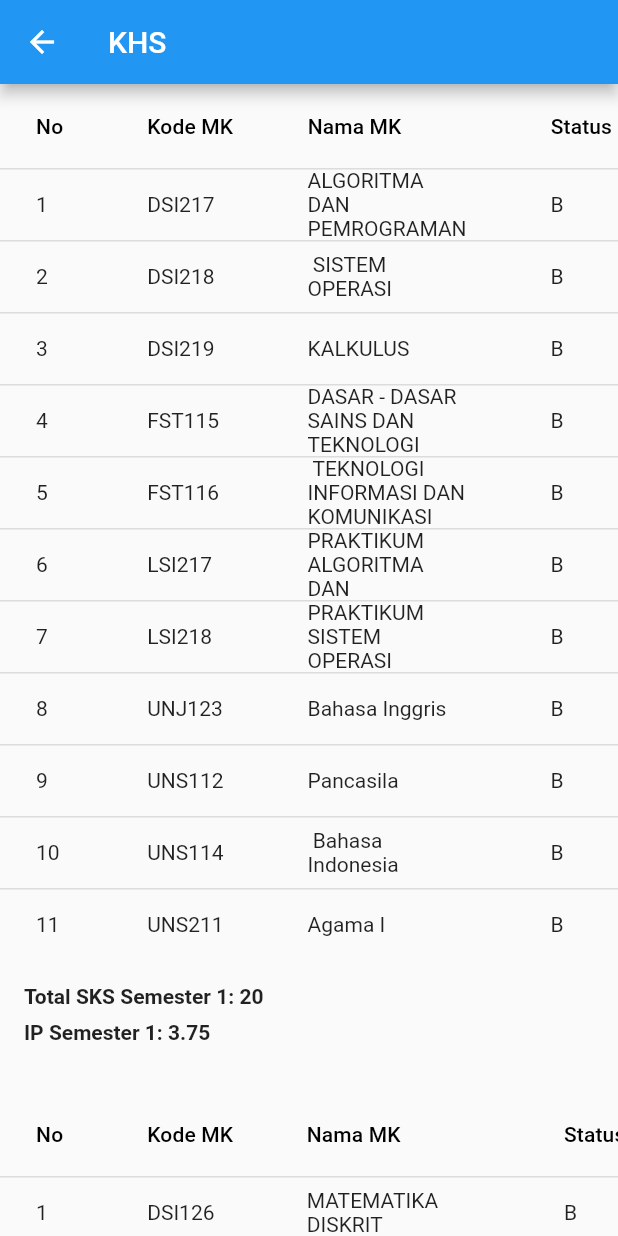
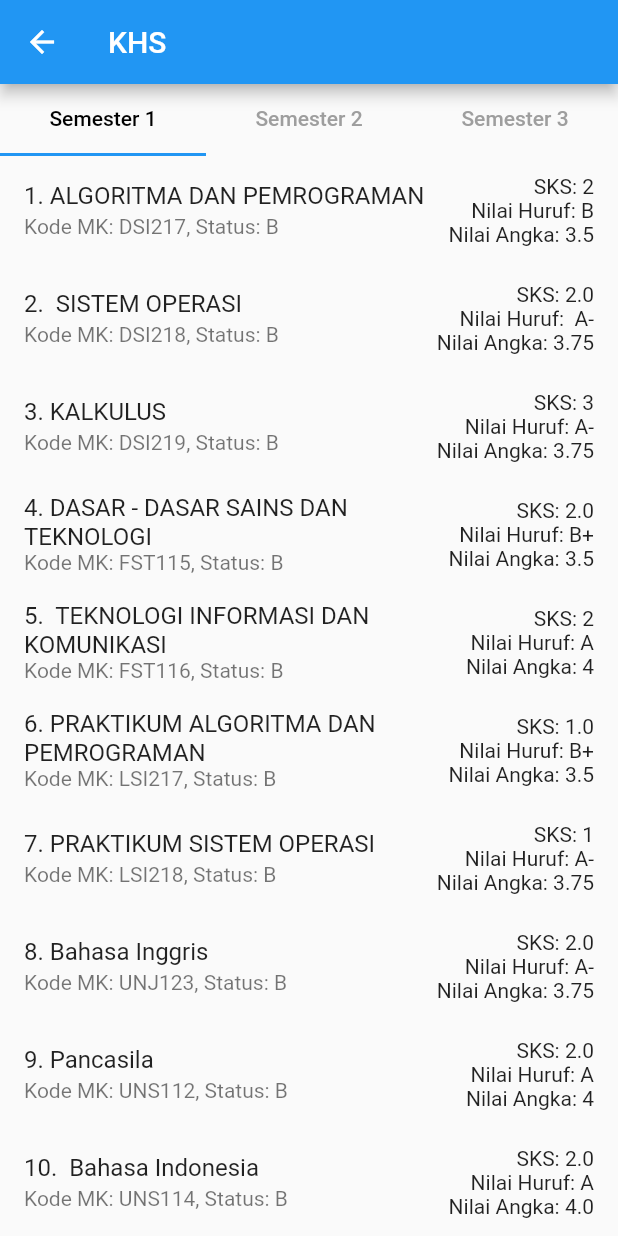
Before and after one commit to ihanksupremacy/dicoding, a Flutter app: the KhsPage screen opened directly, on a phone screen of 412 x 824 dp. Run offline on Flutter 3.47's test engine with Material 2 defaults, Android fonts, the phone set to English and light mode, and no system bars.

Commit message:
commit ketiga

```diff
--- a/lib/khs.dart
+++ b/lib/khs.dart
@@ -294,148 +294,59 @@ class KhsPage extends StatelessWidget {
       appBar: AppBar(
         title: Text('KHS'),
       ),
-      body: Column(
-        crossAxisAlignment: CrossAxisAlignment.stretch,
+      body: DefaultTabController(
+        length: 3,
+        child: Column(
           children: [
+            TabBar(
+              tabs: [
+                Tab(text: 'Semester 1'),
+                Tab(text: 'Semester 2'),
+                Tab(text: 'Semester 3'),
+              ],
+              labelColor: Colors.black,
+              unselectedLabelColor: Colors.grey,
+            ),
             Expanded(
-            child: SingleChildScrollView(
-              child: Column(
-                crossAxisAlignment: CrossAxisAlignment.stretch,
+              child: TabBarView(
                 children: [
-                  DataTable(
-                    columns: const <DataColumn>[
-                      DataColumn(label: Text('No')),
-                      DataColumn(label: Text('Kode MK')),
-                      DataColumn(label: Text('Nama MK')),
-                      DataColumn(label: Text('Status')),
-                      DataColumn(label: Text('SKS')),
-                      DataColumn(label: Text('Nilai Huruf')),
-                      DataColumn(label: Text('Nilai Angka')),
-                    ],
-                    rows: khsListSemester1.map((khs) {
-                      return DataRow(
-                        cells: <DataCell>[
-                          DataCell(Text('${khs['no']}')),
-                          DataCell(Text('${khs['kodeMK']}')),
-                          DataCell(Text('${khs['namaMK']}')),
-                          DataCell(Text('${khs['status']}')),
-                          DataCell(Text('${khs['sks']}')),
-                          DataCell(Text('${khs['nilaiHuruf']}')),
-                          DataCell(Text('${khs['nilaiAngka']}')),
-                        ],
-                      );
-                    }).toList(),
-                  ),
-                  SizedBox(height: 16.0),
-                  Container(
-                    padding: EdgeInsets.symmetric(horizontal: 16.0),
-                    child: Column(
-                      crossAxisAlignment: CrossAxisAlignment.start,
-                      children: [
-                        Text(
-                          'Total SKS Semester 1: 20', // Ganti dengan perhitungan total SKS semester 1
-                          style: TextStyle(fontWeight: FontWeight.bold),
-                        ),
-                        SizedBox(height: 8.0),
-                        Text(
-                          'IP Semester 1: 3.75', // Ganti dengan perhitungan IP semester 1
-                          style: TextStyle(fontWeight: FontWeight.bold),
-                        ),
-                      ],
-                    ),
-                  ),
-                  SizedBox(height: 32.0),
-                  DataTable(
-                    columns: const <DataColumn>[
-                      DataColumn(label: Text('No')),
-                      DataColumn(label: Text('Kode MK')),
-                      DataColumn(label: Text('Nama MK')),
-                      DataColumn(label: Text('Status')),
-                      DataColumn(label: Text('SKS')),
-                      DataColumn(label: Text('Nilai Huruf')),
-                      DataColumn(label: Text('Nilai Angka')),
-                    ],
-                    rows: khsListSemester2.map((khs) {
-                      return DataRow(
-                        cells: <DataCell>[
-                          DataCell(Text('${khs['no']}')),
-                          DataCell(Text('${khs['kodeMK']}')),
-                          DataCell(Text('${khs['namaMK']}')),
-                          DataCell(Text('${khs['status']}')),
-                          DataCell(Text('${khs['sks']}')),
-                          DataCell(Text('${khs['nilaiHuruf']}')),
-                          DataCell(Text('${khs['nilaiAngka']}')),
-                        ],
-                      );
-                    }).toList(),
-                  ),
-                  SizedBox(height: 16.0),
-                  Container(
-                    padding: EdgeInsets.symmetric(horizontal: 16.0),
-                    child: Column(
-                      crossAxisAlignment: CrossAxisAlignment.start,
-                      children: [
-                        Text(
-                          'Total SKS Semester 2: 18',
-                          style: TextStyle(fontWeight: FontWeight.bold),
-                        ),
-                        SizedBox(height: 8.0),
-                        Text(
-                          'IP Semester 2: 3.5',
-                          style: TextStyle(fontWeight: FontWeight.bold),
-                        ),
-                      ],
-                    ),
-                  ),
-                  SizedBox(height: 32.0),
-                  DataTable(
-                    columns: const <DataColumn>[
-                      DataColumn(label: Text('No')),
-                      DataColumn(label: Text('Kode MK')),
-                      DataColumn(label: Text('Nama MK')),
-                      DataColumn(label: Text('Status')),
-                      DataColumn(label: Text('SKS')),
-                      DataColumn(label: Text('Nilai Huruf')),
-                      DataColumn(label: Text('Nilai Angka')),
-                    ],
-                    rows: khsListSemester3.map((khs) {
-                      return DataRow(
-                        cells: <DataCell>[
-                          DataCell(Text('${khs['no']}')),
-                          DataCell(Text('${khs['kodeMK']}')),
-                          DataCell(Text('${khs['namaMK']}')),
-                          DataCell(Text('${khs['status']}')),
-                          DataCell(Text('${khs['sks']}')),
-                          DataCell(Text('${khs['nilaiHuruf']}')),
-                          DataCell(Text('${khs['nilaiAngka']}')),
-                        ],
-                      );
-                    }).toList(),
-                  ),
-                  SizedBox(height: 16.0),
-                  Container(
-                    padding: EdgeInsets.symmetric(horizontal: 16.0),
-                    child: Column(
-                      crossAxisAlignment: CrossAxisAlignment.start,
-                      children: [
-                        Text(
-                          'Total SKS Semester 2: 18',
-                          style: TextStyle(fontWeight: FontWeight.bold),
-                        ),
-                        SizedBox(height: 8.0),
-                        Text(
-                          'IP Semester 2: 3.5',
-                          style: TextStyle(fontWeight: FontWeight.bold),
-                        ),
+                  buildKhsListView(khsListSemester1),
+                  buildKhsListView(khsListSemester2),
+                  buildKhsListView(khsListSemester3),
                 ],
               ),
             ),
           ],
         ),
       ),
-          ),
+    );
+  }
+
+  Widget buildKhsListView(List<Map<String, dynamic>> khsList) {
+    return ListView.builder(
+      itemCount: khsList.length,
+      itemBuilder: (context, index) {
+        final khs = khsList[index];
+        return ListTile(
+          title: Text('${khs['no']}. ${khs['namaMK']}'),
+          subtitle: Text('Kode MK: ${khs['kodeMK']}, Status: ${khs['status']}'),
+          trailing: Column(
+            mainAxisAlignment: MainAxisAlignment.center,
+            crossAxisAlignment: CrossAxisAlignment.end,
+            children: [
+              Text('SKS: ${khs['sks']}'),
+              Text('Nilai Huruf: ${khs['nilaiHuruf']}'),
+              Text('Nilai Angka: ${khs['nilaiAngka']}'),
             ],
           ),
         );
+      },
+    );
   }
 }
+
+void main() {
+  runApp(MaterialApp(
+    home: KhsPage(),
+  ));
+}
```
Also changed, not shown: pubspec.yaml (+3 -5 lines), pubspec.lock. Lines whose indentation alone changed are shown as unchanged.
